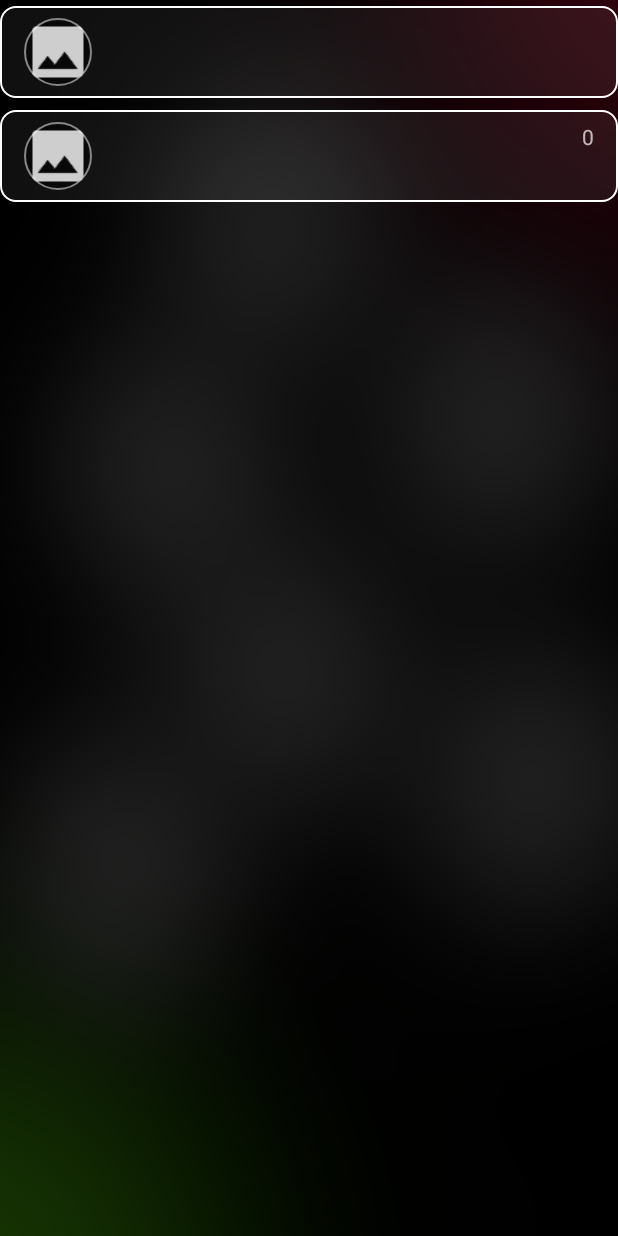
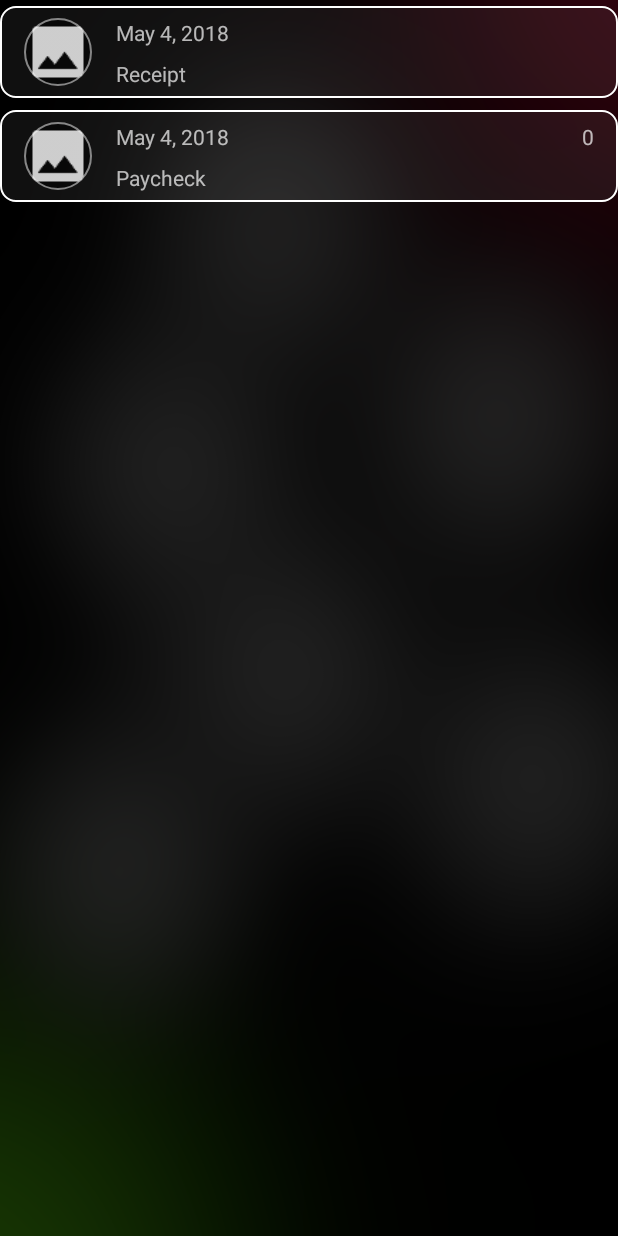
Before and after one commit to tstites14/Personal-Expenditures, an Android app: the ViewReceiptsFragment screen opened directly, with no data from a screen before it, on a phone screen of 412 x 824 dp. Run offline under Robolectric (Android 15) with nearby library versions, the phone set to English and light mode, and no system bars.

Commit message:
Add date and type to RecyclerView list items

```diff
--- a/app/src/main/java/edu/ccm/tstites/personalexpenditures/CoreObjects/Paycheck.java
+++ b/app/src/main/java/edu/ccm/tstites/personalexpenditures/CoreObjects/Paycheck.java
@@ -25,7 +25,7 @@ public class Paycheck implements Transactions, Comparable<Transactions>{
     public Paycheck() {
         mUUID = UUID.randomUUID();
         mDate = new Date();
-        mType = "PAYCHECK";
+        mType = "Paycheck";
     }
 
     public UUID getUUID() {
--- a/app/src/main/java/edu/ccm/tstites/personalexpenditures/CoreObjects/Receipt.java
+++ b/app/src/main/java/edu/ccm/tstites/personalexpenditures/CoreObjects/Receipt.java
@@ -28,7 +28,7 @@ public class Receipt implements Transactions, Comparable<Transactions> {
     public Receipt() {
         mUUID = UUID.randomUUID();
         mDate = new Date();
-        mType = "RECEIPT";
+        mType = "Receipt";
     }
 
     public UUID getUUID() {
--- a/app/src/main/java/edu/ccm/tstites/personalexpenditures/Fragments/AddPaycheckFragment.java
+++ b/app/src/main/java/edu/ccm/tstites/personalexpenditures/Fragments/AddPaycheckFragment.java
@@ -1,5 +1,6 @@
 package edu.ccm.tstites.personalexpenditures.Fragments;
 
+import android.content.Intent;
 import android.os.Bundle;
 import android.support.annotation.NonNull;
 import android.support.annotation.Nullable;
@@ -12,6 +13,7 @@ import android.widget.ImageButton;
 
 import edu.ccm.tstites.personalexpenditures.CoreObjects.AccountRegister;
 import edu.ccm.tstites.personalexpenditures.CoreObjects.Paycheck;
+import edu.ccm.tstites.personalexpenditures.MainActivity;
 import edu.ccm.tstites.personalexpenditures.R;
 
 /**
@@ -42,6 +44,7 @@ public class AddPaycheckFragment extends Fragment {
                 paycheck.setEmployer(edtEmployer.getText().toString());
 
                 AccountRegister.get(getActivity()).addPaycheck(paycheck);
+                startActivity(new Intent(getActivity(), MainActivity.class));
             }
         });
 
--- a/app/src/main/java/edu/ccm/tstites/personalexpenditures/Fragments/AddReceiptFragment.java
+++ b/app/src/main/java/edu/ccm/tstites/personalexpenditures/Fragments/AddReceiptFragment.java
@@ -1,5 +1,6 @@
 package edu.ccm.tstites.personalexpenditures.Fragments;
 
+import android.content.Intent;
 import android.os.Bundle;
 import android.support.annotation.NonNull;
 import android.support.annotation.Nullable;
@@ -14,6 +15,7 @@ import android.widget.ImageView;
 
 import edu.ccm.tstites.personalexpenditures.CoreObjects.AccountRegister;
 import edu.ccm.tstites.personalexpenditures.CoreObjects.Receipt;
+import edu.ccm.tstites.personalexpenditures.MainActivity;
 import edu.ccm.tstites.personalexpenditures.R;
 
 /**
@@ -63,6 +65,7 @@ public class AddReceiptFragment extends Fragment {
 
                 AccountRegister.get(getActivity()).addReceipt(receipt);
                 Log.i("ADDRECEIPT", "Save button clicked");
+                startActivity(new Intent(getActivity(), MainActivity.class));
             }
         });
 
--- a/app/src/main/java/edu/ccm/tstites/personalexpenditures/Fragments/ViewReceiptsFragment.java
+++ b/app/src/main/java/edu/ccm/tstites/personalexpenditures/Fragments/ViewReceiptsFragment.java
@@ -13,6 +13,7 @@ import android.view.ViewGroup;
 import android.widget.ImageView;
 import android.widget.TextView;
 
+import java.text.DateFormat;
 import java.util.ArrayList;
 import java.util.Collections;
 import java.util.Date;
@@ -58,6 +59,8 @@ public class ViewReceiptsFragment extends Fragment {
 
     private class RVHolder extends RecyclerView.ViewHolder implements View.OnClickListener {
         ImageView mReceiptImage;
+        TextView mDate;
+        TextView mType;
         TextView mTitle;
         TextView mCategory;
 
@@ -67,10 +70,17 @@ public class ViewReceiptsFragment extends Fragment {
             mTitle = itemView.findViewById(R.id.txt_title);
             mCategory = itemView.findViewById(R.id.txt_category);
             mReceiptImage = itemView.findViewById(R.id.receipt_image);
+            mDate = itemView.findViewById(R.id.txt_date);
+            mType = itemView.findViewById(R.id.txt_type);
             itemView.setOnClickListener(this);
         }
 
         public void bind(Transactions transaction) {
+            DateFormat dateFormat = DateFormat.getDateInstance();
+            String date = dateFormat.format(transaction.getDate());
+
+            mDate.setText(date);
+            mType.setText(transaction.getType());
             mTitle.setText(transaction.getTitle());
             mCategory.setText(transaction.getCategory());
         }
--- a/app/src/main/res/layout/receipt_item.xml
+++ b/app/src/main/res/layout/receipt_item.xml
@@ -2,6 +2,7 @@
 <android.support.constraint.ConstraintLayout
     xmlns:android="http://schemas.android.com/apk/res/android"
     xmlns:app="http://schemas.android.com/apk/res-auto"
+    xmlns:tools="http://schemas.android.com/tools"
     android:layout_width="match_parent"
     android:layout_height="wrap_content"
     android:background="@drawable/button"
@@ -17,12 +18,33 @@
         android:layout_marginStart="16dp"
         android:layout_marginTop="8dp"
         android:background="@drawable/circular_background"
-        android:src="@drawable/null_image"
         android:contentDescription="@string/img_RVThumb"
         android:scaleType="fitCenter"
+        android:src="@drawable/null_image"
         app:layout_constraintBottom_toBottomOf="parent"
         app:layout_constraintStart_toStartOf="parent"
         app:layout_constraintTop_toTopOf="parent" />
+
+    <TextView
+        android:id="@+id/txt_date"
+        android:layout_width="wrap_content"
+        android:layout_height="wrap_content"
+        android:layout_marginStart="16dp"
+        android:layout_marginTop="8dp"
+        android:text="@string/txt_date"
+        app:layout_constraintStart_toEndOf="@+id/receipt_image"
+        app:layout_constraintTop_toTopOf="parent" />
+
+    <TextView
+        android:id="@+id/txt_type"
+        android:layout_width="wrap_content"
+        android:layout_height="wrap_content"
+        android:layout_marginStart="16dp"
+        android:layout_marginTop="8dp"
+        android:text="@string/txt_type"
+        app:layout_constraintStart_toEndOf="@+id/receipt_image"
+        app:layout_constraintTop_toBottomOf="@+id/txt_date" />
+
 
     <TextView
         android:id="@+id/txt_title"
--- a/app/src/main/res/values/strings.xml
+++ b/app/src/main/res/values/strings.xml
@@ -7,6 +7,8 @@
     <string name="btn_viewReceipt">View Transactions</string>
     <string name="btn_addReceipt">Add Receipt</string>
     <string name="btn_addPaycheck">Add Paycheck</string>
+    <string name="txt_date">Date</string>
+    <string name="txt_type">Type</string>
     <string name="txt_title">Title</string>
     <string name="txt_category">Category</string>
     <string name="img_RVThumb">Image of a transaction\'s receipt (if available)</string>
```
